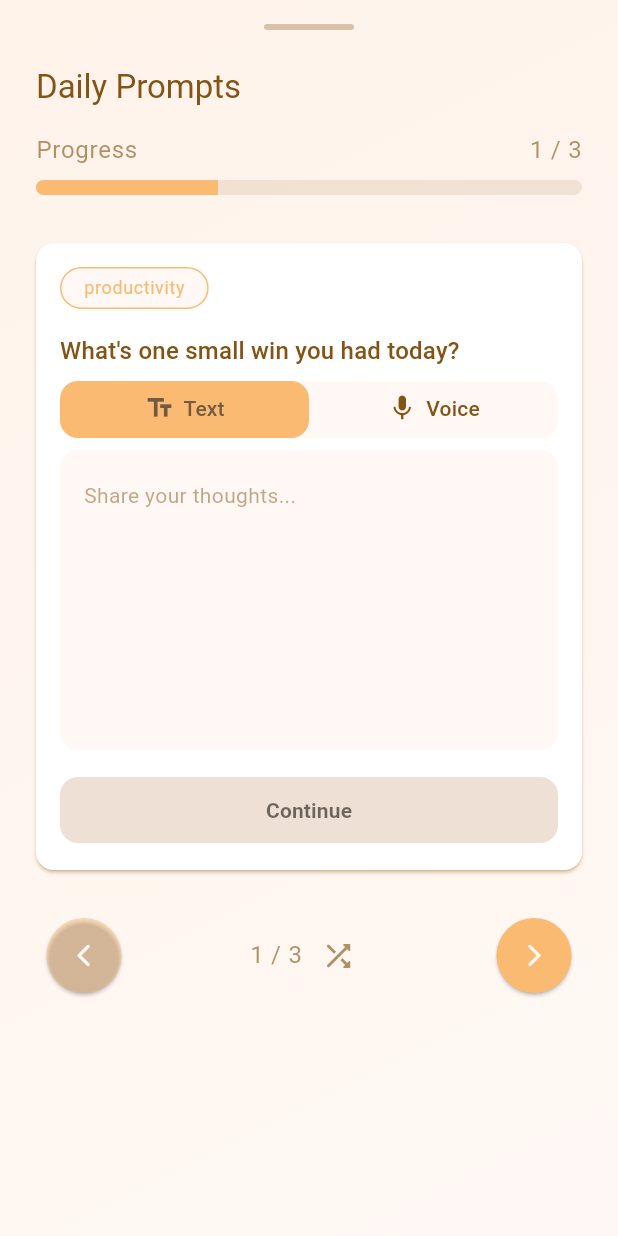
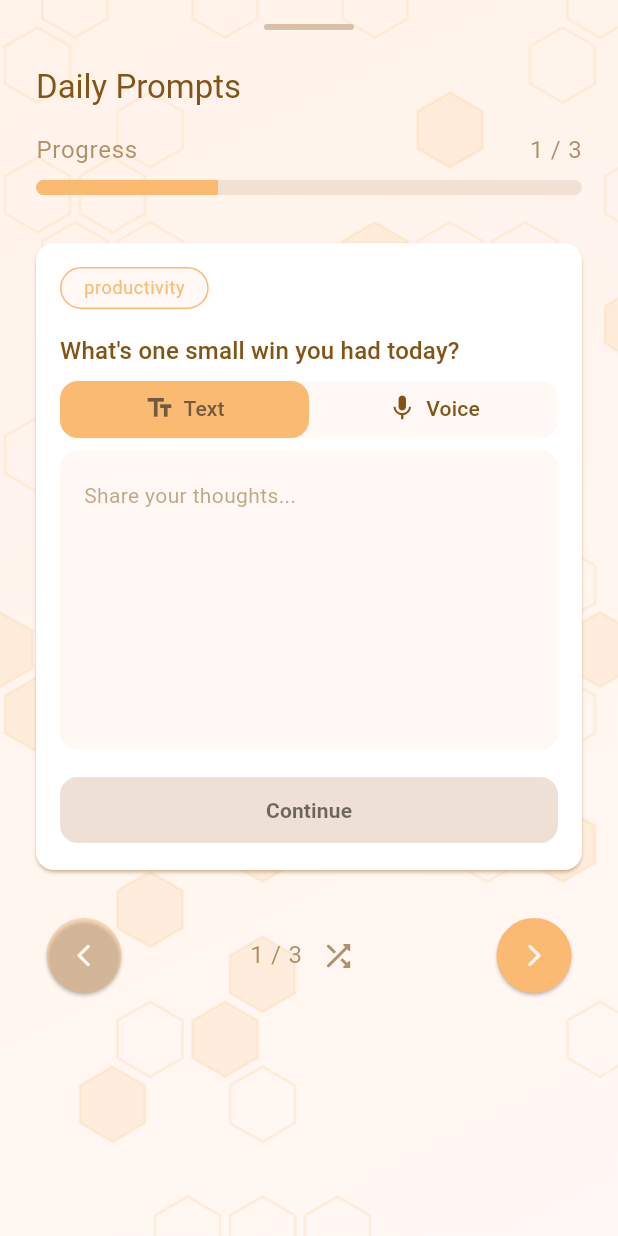
Before and after one commit to XHCFS/beebetter, a Flutter app: the GuidedMode screen opened directly, on a phone screen of 412 x 824 dp. Run offline on Flutter 3.47's test engine with Material 3 defaults, Android fonts, the light colour scheme and no system bars; our stand-ins replace drift, material_symbols_icons; accounts and stored records are empty; generated files the repository leaves out were written again.

Commit message:
Add background pattern
- slight edits in icon and text styles
- swipe gestures for navigation bar

```diff
--- a/lib/pages/GuidedMode.dart
+++ b/lib/pages/GuidedMode.dart
@@ -27,6 +27,8 @@ class GuidedModeBody extends StatefulWidget {
 }
 
 class _GuidedModeBodyState extends State<GuidedModeBody> {
+  late HoneycombPainter honeycombPainter;
+
   int totalPrompts = 3;
   int currentPrompt = 1;
   int completedPrompts = 1;
@@ -266,11 +268,11 @@ class _GuidedModeBodyState extends State<GuidedModeBody> {
                                                                 child: Icon(
                                                                   Icons.mic,
                                                                   size: 32,
-                                                                  color: Theme.of(context).colorScheme.primary,
+                                                                  color: Theme.of(context).colorScheme.primary.withAlpha(200),
                                                                 ),
                                                               ),
                                                               const SizedBox(height: 16),
-                                                              Text("Click to start", style: textTheme.bodyMedium
+                                                              Text("Click to start", style: textTheme.titleSmall
                                                                   ?.copyWith(color: colorScheme.primary.withAlpha(160)),),
                                                             ],
                                                           ),
@@ -308,7 +310,7 @@ class _GuidedModeBodyState extends State<GuidedModeBody> {
                                                         colors: canContinue
                                                             ? [
                                                           colorScheme.inversePrimary,
-                                                          colorScheme.errorContainer,
+                                                          colorScheme.primaryContainer
                                                         ]
                                                             : [
                                                           colorScheme.surfaceContainerHighest,
--- a/lib/widgets/BackgroundGradient.dart
+++ b/lib/widgets/BackgroundGradient.dart
@@ -1,6 +1,12 @@
 import 'package:flutter/material.dart';
+import 'dart:math';
 
-class BackgroundGradient extends StatelessWidget {
+// NOTE:
+// To add gradient and pattern to background in any page in the app:
+// import import 'package:beebetter/widgets/BackgroundGradient.dart';
+// add BackgroundGradient() to a Scaffold then add the rest of the page widget as the body
+
+class BackgroundGradient extends StatefulWidget {
   final PreferredSizeWidget? appBar;
   final Widget body;
   final Widget? floatingActionButton;
@@ -13,32 +19,147 @@ class BackgroundGradient extends StatelessWidget {
   });
 
   @override
+  State<BackgroundGradient> createState() => _BackgroundGradientState();
+}
+
+class _BackgroundGradientState extends State<BackgroundGradient> {
+  late final HoneycombPainter honeycombPainter;
+  bool initialized = false;
+  late final Size canvasSize;
+
+  @override
   Widget build(BuildContext context) {
+    if (!initialized) {
+      canvasSize = MediaQuery.of(context).size;
+      honeycombPainter = HoneycombPainter(
+        size: canvasSize,
+        color: Theme.of(context).colorScheme.inversePrimary.withAlpha(40),
+        // to control pattern parameters
+        hexagonRadius: 25,      // size of the hexagon
+        fillProbability: 0.2,
+        removeProbability: 0.7,
+      );
+      initialized = true;
+    }
+
     Color surfaceContainerDark = Color.alphaBlend(
       Theme.of(context).colorScheme.inversePrimary.withAlpha(20),
       Theme.of(context).colorScheme.surface,
     );
 
-    return Container(
+    return Stack(
+      children: [
+        // Gradient background
+        Container(
           width: double.infinity,
           height: double.infinity,
           decoration: BoxDecoration(
             gradient: LinearGradient(
-          colors: [
-            // Theme.of(context).colorScheme.inversePrimary.withAlpha(20),
-            // Theme.of(context).colorScheme.inversePrimary.withAlpha(10),
-
-            surfaceContainerDark,
-            Theme.of(context).colorScheme.surface,
-
-            // Theme.of(context).colorScheme.onPrimary,
-            // Theme.of(context).colorScheme.surface,
-          ],
+              colors: [surfaceContainerDark, Theme.of(context).colorScheme.surface],
               begin: Alignment.topLeft,
               end: Alignment.bottomRight,
             ),
           ),
-      child: body,
+        ),
+
+        // hexagon pattern
+        SizedBox(
+          width: canvasSize.width,
+          height: canvasSize.height,
+          child: CustomPaint(
+            painter: honeycombPainter,
+          ),
+        ),
+
+        widget.body,
+      ],
     );
   }
 }
+
+
+// -------------------- CustomPainter for Hexagons --------------------
+class HoneycombPainter extends CustomPainter {
+  final Color color;
+  final double hexagonRadius;
+  final double fillProbability;   // chance a hexagon is filled
+  final double removeProbability; // chance a hexagon is missing
+  final Random random = Random();
+
+  // Precomputed hexagons
+  final List<_HexagonInfo> hexagons;
+
+  HoneycombPainter({
+    required Size size,
+    required this.color,
+    this.hexagonRadius = 30,
+    this.fillProbability = 0.1,
+    this.removeProbability = 0.1,
+  }) : hexagons = [] {
+    // Compute pattern only once
+    final double radius = hexagonRadius;
+    final double hexWidth = 2 * radius;
+    final double hexHeight = sqrt(3) * radius;
+
+    final double horizStep = hexWidth;
+    final double vertStep = hexHeight;
+
+    int rows = (size.height / vertStep).ceil() + 1;
+    int cols = (size.width / horizStep).ceil() + 1;
+
+    for (int row = 0; row < rows; row++) {
+      for (int col = 0; col < cols; col++) {
+        double dx = col * horizStep;
+        if (row.isOdd) dx += horizStep / 2;
+        double dy = row * vertStep;
+
+        bool isRemoved = random.nextDouble() < removeProbability;
+        bool isFilled = !isRemoved && (random.nextDouble() < fillProbability);
+
+        hexagons.add(_HexagonInfo(center: Offset(dx, dy), filled: isFilled, removed: isRemoved));
+      }
+    }
+  }
+
+  @override
+  void paint(Canvas canvas, Size size) {
+    final paint = Paint()
+      ..color = color
+      ..style = PaintingStyle.stroke
+      ..strokeWidth = 2;
+
+    final fillPaint = Paint()
+      ..color = color.withAlpha(40)
+      ..style = PaintingStyle.fill;
+
+    for (var hex in hexagons) {
+      if (hex.removed) continue;
+      final path = _hexagonPath(hex.center, hexagonRadius);
+      if (hex.filled) canvas.drawPath(path, fillPaint);
+      canvas.drawPath(path, paint);
+    }
+  }
+
+  Path _hexagonPath(Offset center, double radius) {
+    final path = Path();
+    for (int i = 0; i < 6; i++) {
+      double angle = pi / 3 * i - pi / 6; // flat-top orientation
+      double x = center.dx + radius * cos(angle);
+      double y = center.dy + radius * sin(angle);
+      if (i == 0) path.moveTo(x, y);
+      else path.lineTo(x, y);
+    }
+    path.close();
+    return path;
+  }
+
+  @override
+  bool shouldRepaint(covariant CustomPainter oldDelegate) => false;
+}
+
+class _HexagonInfo {
+  final Offset center;
+  final bool filled;
+  final bool removed;
+  _HexagonInfo({required this.center, this.filled = false, this.removed = false});
+}
--- a/pubspec.yaml
+++ b/pubspec.yaml
@@ -32,6 +32,7 @@ dependencies:
     sdk: flutter
   intl: ^0.18.1
   dotted_border: ^3.0.0
+  material_symbols_icons: ^4.2661.0
   # The following adds the Cupertino Icons font to your application.
   # Use with the CupertinoIcons class for iOS style icons.
   cupertino_icons: ^1.0.8
```
Also changed, not shown: lib/main.dart (+31 -13 lines), lib/pages/TodayPage.dart (+5 -5 lines), lib/widgets/Hexagon.dart (deleted, +0 -177 lines). Lines whose indentation alone changed are shown as unchanged.
